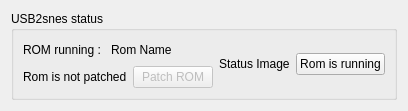
Qt form usb2snesstatut.ui (Skarsnik/Savestate2snes) before a commit.
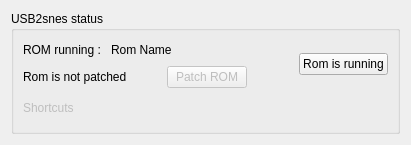
The same form after that commit. Icons and pictures are not drawn.

Commit message: Hey it work. Added some status info

What changed in the file:
```diff
--- a/usb2snesstatut.ui
+++ b/usb2snesstatut.ui
@@ -6,8 +6,8 @@
    <rect>
     <x>0</x>
     <y>0</y>
-    <width>389</width>
-    <height>108</height>
+    <width>411</width>
+    <height>145</height>
    </rect>
   </property>
   <property name="windowTitle">
@@ -19,6 +19,8 @@
      <property name="title">
       <string>USB2snes status</string>
      </property>
+     <layout class="QVBoxLayout" name="verticalLayout_2">
+      <item>
      <layout class="QHBoxLayout" name="horizontalLayout_3">
       <item>
        <layout class="QVBoxLayout" name="verticalLayout">
@@ -96,9 +98,22 @@
        </layout>
       </item>
       <item>
-       <widget class="QLabel" name="statusLabel">
+         <widget class="QPushButton" name="statusPushButton">
         <property name="text">
-         <string>Status Image</string>
+           <string/>
+          </property>
+          <property name="icon">
+           <iconset resource="images.qrc">
+            <normaloff>:/status button red.png</normaloff>:/status button red.png</iconset>
+          </property>
+          <property name="iconSize">
+           <size>
+            <width>64</width>
+            <height>64</height>
+           </size>
+          </property>
+          <property name="flat">
+           <bool>true</bool>
         </property>
        </widget>
       </item>
@@ -110,10 +125,24 @@
        </widget>
       </item>
      </layout>
+      </item>
+      <item>
+       <widget class="QLabel" name="shortcutLabel">
+        <property name="enabled">
+         <bool>false</bool>
+        </property>
+        <property name="text">
+         <string>Shortcuts</string>
+        </property>
     </widget>
    </item>
   </layout>
  </widget>
- <resources/>
+   </item>
+  </layout>
+ </widget>
+ <resources>
+  <include location="images.qrc"/>
+ </resources>
  <connections/>
 </ui>
```
Lines whose indentation alone changed are shown as unchanged. The commit also changes 15 other files.
